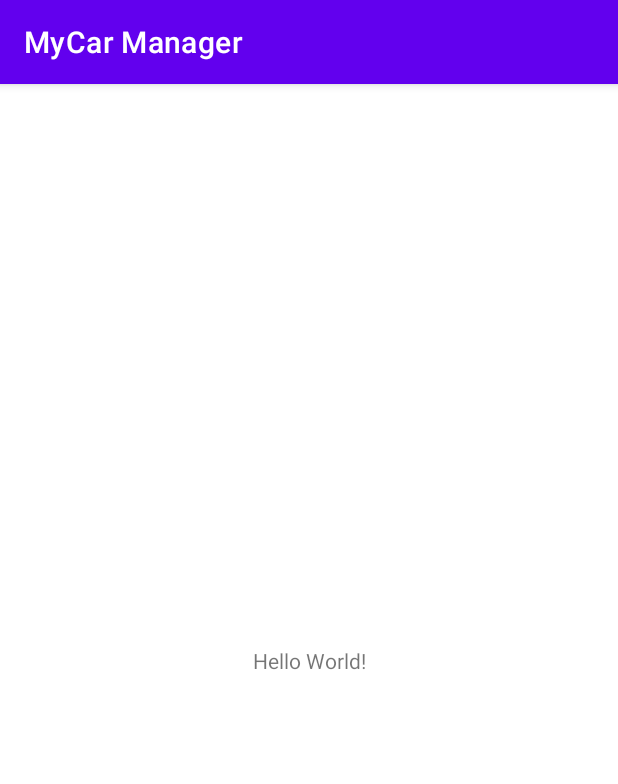
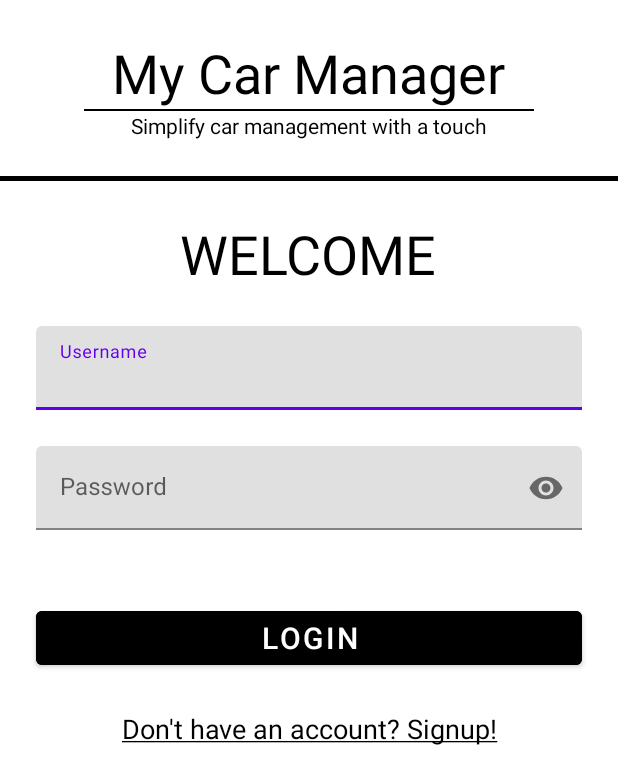
Before and after one commit to danielelurani/mycar-manager, an Android app: the screen it shows after launch (MainActivity before the commit, LoginActivity after it), on a phone screen of 412 x 824 dp. Shown: the top 784 px of the screen. Run offline under Robolectric (Android 15) with nearby library versions, the phone set to English and light mode, and no system bars.

Commit message:
Iniziato design Login Activity
Iniziato design login activity e modificati alcuni parametri e files

```diff
--- a/app/src/main/AndroidManifest.xml
+++ b/app/src/main/AndroidManifest.xml
@@ -10,10 +10,10 @@
         android:label="@string/app_name"
         android:roundIcon="@mipmap/ic_launcher_round"
         android:supportsRtl="true"
-        android:theme="@style/Theme.MyCarManager"
+        android:theme="@style/BASE_THEME"
         tools:targetApi="31">
         <activity
-            android:name=".MainActivity"
+            android:name=".LoginActivity"
             android:exported="true">
             <intent-filter>
                 <action android:name="android.intent.action.MAIN" />
--- a/app/src/main/java/com/example/mycarmanager/MainActivity.java
+++ b/app/src/main/java/com/example/mycarmanager/LoginActivity.java
@@ -4,11 +4,11 @@ import androidx.appcompat.app.AppCompatActivity;
 
 import android.os.Bundle;
 
-public class MainActivity extends AppCompatActivity {
+public class LoginActivity extends AppCompatActivity {
 
     @Override
     protected void onCreate(Bundle savedInstanceState) {
         super.onCreate(savedInstanceState);
-        setContentView(R.layout.activity_main);
+        setContentView(R.layout.activity_login);
     }
 }
--- /dev/null
+++ b/app/src/main/res/layout/activity_login.xml
@@ -0,0 +1,128 @@
+<?xml version="1.0" encoding="utf-8"?>
+<androidx.constraintlayout.widget.ConstraintLayout
+    xmlns:android="http://schemas.android.com/apk/res/android"
+    xmlns:app="http://schemas.android.com/apk/res-auto"
+    xmlns:tools="http://schemas.android.com/tools"
+    android:layout_width="match_parent"
+    android:layout_height="match_parent"
+    tools:context=".LoginActivity"
+    android:background="@color/white">
+
+    <LinearLayout
+        android:layout_width="match_parent"
+        android:layout_height="match_parent"
+        android:orientation="vertical"
+        android:gravity="center_horizontal"
+        >
+
+        <LinearLayout
+            android:layout_width="wrap_content"
+            android:layout_height="wrap_content"
+            app:layout_constraintEnd_toEndOf="parent"
+            app:layout_constraintStart_toStartOf="parent"
+            app:layout_constraintTop_toTopOf="parent"
+            android:layout_marginTop="24dp"
+            android:layout_marginBottom="24dp"
+            android:orientation="vertical"
+            android:gravity="center_horizontal"
+            >
+
+            <TextView
+                android:layout_width="wrap_content"
+                android:layout_height="wrap_content"
+                android:text="My Car Manager"
+                android:textSize="36sp"
+                android:textColor="@color/black"/>
+
+            <View
+                android:layout_width="300dp"
+                android:layout_height="1dp"
+                android:background="@android:color/black"/>
+
+            <TextView
+                android:layout_width="wrap_content"
+                android:layout_height="wrap_content"
+                android:text="Simplify car management with a touch"
+                android:textColor="@color/black"/>
+
+        </LinearLayout>
+
+        <View
+            android:layout_width="match_parent"
+            android:layout_height="3dp"
+            android:background="@android:color/black"/>
+
+        <LinearLayout
+            android:layout_width="match_parent"
+            android:layout_height="wrap_content"
+            android:orientation="vertical"
+            android:layout_marginTop="24dp"
+            android:layout_gravity="center_horizontal"
+            android:gravity="center_horizontal"
+            android:layout_marginStart="24dp"
+            android:layout_marginEnd="24dp">
+
+            <TextView
+                android:layout_width="wrap_content"
+                android:layout_height="wrap_content"
+                android:text="WELCOME"
+                android:textSize="36sp"
+                android:layout_marginBottom="24dp"
+                android:textColor="@color/black"/>
+
+            <com.google.android.material.textfield.TextInputLayout
+                android:layout_width="match_parent"
+                android:layout_height="wrap_content"
+                android:layout_marginBottom="24dp">
+
+                <com.google.android.material.textfield.TextInputEditText
+                    android:layout_width="match_parent"
+                    android:layout_height="wrap_content"
+                    android:hint="Username">
+
+                </com.google.android.material.textfield.TextInputEditText>
+            </com.google.android.material.textfield.TextInputLayout>
+
+            <com.google.android.material.textfield.TextInputLayout
+                android:layout_width="match_parent"
+                android:layout_height="wrap_content"
+                app:endIconMode="password_toggle"
+                android:layout_marginBottom="24dp">
+
+                <com.google.android.material.textfield.TextInputEditText
+                    android:layout_width="match_parent"
+                    android:layout_height="wrap_content"
+                    android:hint="Password"
+                    android:inputType="textPassword">
+
+                </com.google.android.material.textfield.TextInputEditText>
+
+            </com.google.android.material.textfield.TextInputLayout>
+
+        </LinearLayout>
+
+        <Button
+            android:layout_width="match_parent"
+            android:layout_height="wrap_content"
+            android:layout_margin="24dp"
+            android:text="login"
+            android:backgroundTint="@color/black"
+            android:textColor="#FFFFFF"
+            android:textSize="20sp"
+            android:clickable="true"
+            android:focusable="true"/>
+
+        <TextView
+            android:layout_width="match_parent"
+            android:layout_height="wrap_content"
+            android:layout_marginLeft="24dp"
+            android:layout_marginRight="24dp"
+            android:text="@string/registrationLink"
+            android:textColorLink="#000000"
+            android:textSize="18sp"
+            android:textAlignment="center"
+            android:autoLink="all"
+            android:linksClickable="true"/>
+
+    </LinearLayout>
+</androidx.constraintlayout.widget.ConstraintLayout>
--- a/app/src/main/res/layout/activity_main.xml
+++ /dev/null
@@ -1,18 +0,0 @@
-<?xml version="1.0" encoding="utf-8"?>
-<androidx.constraintlayout.widget.ConstraintLayout xmlns:android="http://schemas.android.com/apk/res/android"
-    xmlns:app="http://schemas.android.com/apk/res-auto"
-    xmlns:tools="http://schemas.android.com/tools"
-    android:layout_width="match_parent"
-    android:layout_height="match_parent"
-    tools:context=".MainActivity">
-
-    <TextView
-        android:layout_width="wrap_content"
-        android:layout_height="wrap_content"
-        android:text="Hello World!"
-        app:layout_constraintBottom_toBottomOf="parent"
-        app:layout_constraintEnd_toEndOf="parent"
-        app:layout_constraintStart_toStartOf="parent"
-        app:layout_constraintTop_toTopOf="parent" />
-
-</androidx.constraintlayout.widget.ConstraintLayout>
--- a/app/src/main/res/values-night/themes.xml
+++ /dev/null
@@ -1,16 +0,0 @@
-<resources xmlns:tools="http://schemas.android.com/tools">
-    <!-- Base application theme. -->
-    <style name="Theme.MyCarManager" parent="Theme.MaterialComponents.DayNight.DarkActionBar">
-        <!-- Primary brand color. -->
-        <item name="colorPrimary">@color/purple_200</item>
-        <item name="colorPrimaryVariant">@color/purple_700</item>
-        <item name="colorOnPrimary">@color/black</item>
-        <!-- Secondary brand color. -->
-        <item name="colorSecondary">@color/teal_200</item>
-        <item name="colorSecondaryVariant">@color/teal_200</item>
-        <item name="colorOnSecondary">@color/black</item>
-        <!-- Status bar color. -->
-        <item name="android:statusBarColor">?attr/colorPrimaryVariant</item>
-        <!-- Customize your theme here. -->
-    </style>
-</resources>
--- a/app/src/main/res/values/strings.xml
+++ b/app/src/main/res/values/strings.xml
@@ -1,3 +1,8 @@
 <resources>
     <string name="app_name">MyCar Manager</string>
+
+    <string name="registrationLink">
+        <a href="http://www.google.com">Don\'t have an account\? Signup\!</a>
+    </string>
+
 </resources>
--- a/app/src/main/res/values/themes.xml
+++ b/app/src/main/res/values/themes.xml
@@ -1,16 +1,12 @@
 <resources xmlns:tools="http://schemas.android.com/tools">
-    <!-- Base application theme. -->
-    <style name="Theme.MyCarManager" parent="Theme.MaterialComponents.DayNight.DarkActionBar">
-        <!-- Primary brand color. -->
-        <item name="colorPrimary">@color/purple_500</item>
-        <item name="colorPrimaryVariant">@color/purple_700</item>
-        <item name="colorOnPrimary">@color/white</item>
-        <!-- Secondary brand color. -->
-        <item name="colorSecondary">@color/teal_200</item>
-        <item name="colorSecondaryVariant">@color/teal_700</item>
-        <item name="colorOnSecondary">@color/black</item>
-        <!-- Status bar color. -->
-        <item name="android:statusBarColor">?attr/colorPrimaryVariant</item>
+
+    <!-- Base application theme-->
+    <style name="BASE_THEME" parent="Theme.MaterialComponents.DayNight.NoActionBar">
+
+        <!-- Status bar color -->
+        <item name="android:statusBarColor">@color/black</item>
+
         <!-- Customize your theme here. -->
     </style>
+
 </resources>
--- a/build.gradle
+++ b/build.gradle
@@ -1,5 +1,5 @@
 // Top-level build file where you can add configuration options common to all sub-projects/modules.
 plugins {
-    id 'com.android.application' version '7.4.2' apply false
-    id 'com.android.library' version '7.4.2' apply false
+    id 'com.android.application' version '8.1.0' apply false
+    id 'com.android.library' version '8.1.0' apply false
 }
--- a/gradle.properties
+++ b/gradle.properties
@@ -19,3 +19,5 @@ android.useAndroidX=true
 # resources declared in the library itself and none from the library's dependencies,
 # thereby reducing the size of the R class for that library
 android.nonTransitiveRClass=true
+android.defaults.buildfeatures.buildconfig=true
+android.nonFinalResIds=false
```
